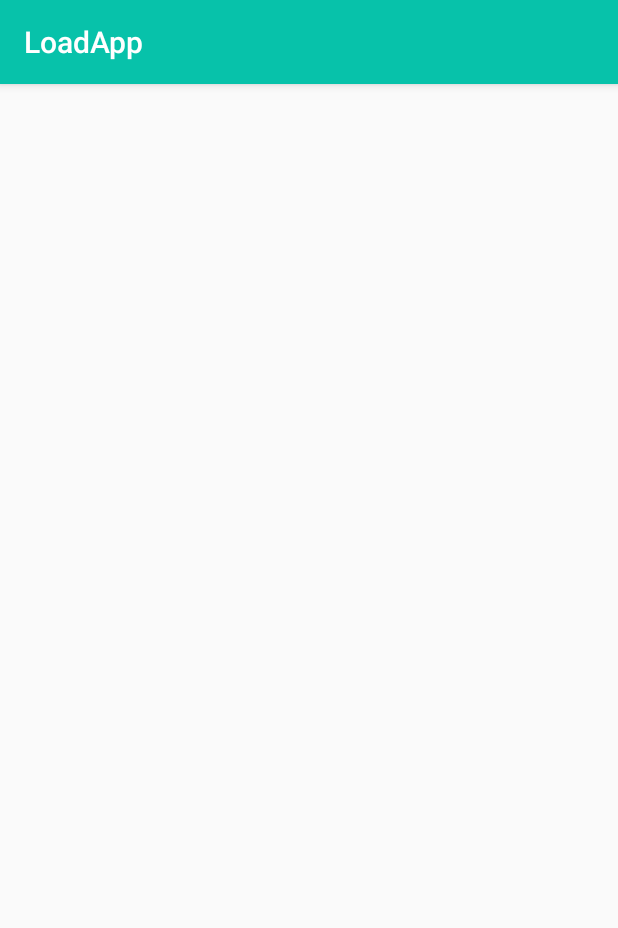
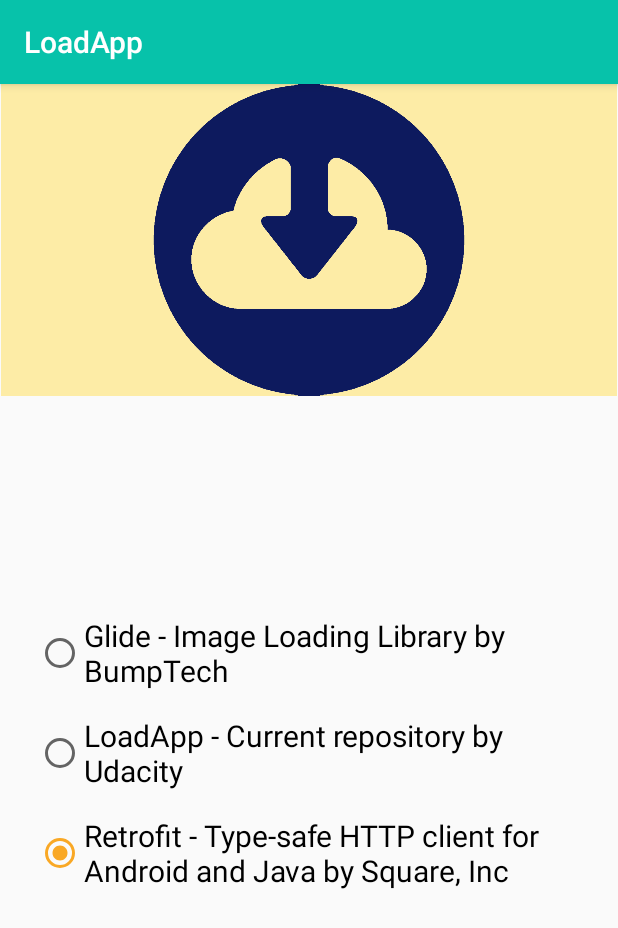
Before and after one commit to sergioat7/Udacity-LoadApp, an Android app: the screen it shows after launch (MainActivity), after a tap on an icon or button, on a phone screen of 412 x 824 dp. Shown: the top 928 px of the screen. Run offline under Robolectric (Android 15) with nearby library versions, the phone set to English and light mode, and no system bars; 3 other taps on this screen came first.

Commit message:
Created options to select which file download

```diff
--- a/starter/app/src/main/AndroidManifest.xml
+++ b/starter/app/src/main/AndroidManifest.xml
@@ -1,6 +1,8 @@
 <?xml version="1.0" encoding="utf-8"?>
 <manifest xmlns:android="http://schemas.android.com/apk/res/android"
     package="com.udacity">
+
+    <uses-permission android:name="android.permission.INTERNET" />
 
     <application
         android:allowBackup="true"
--- a/starter/app/src/main/java/com/udacity/MainActivity.kt
+++ b/starter/app/src/main/java/com/udacity/MainActivity.kt
@@ -12,6 +12,7 @@ import android.graphics.Color
 import android.net.Uri
 import android.os.Build
 import android.os.Bundle
+import android.widget.Toast
 import androidx.appcompat.app.AppCompatActivity
 import androidx.core.app.NotificationCompat
 import kotlinx.android.synthetic.main.activity_main.*
@@ -24,10 +25,9 @@ class MainActivity : AppCompatActivity() {
     private lateinit var notificationManager: NotificationManager
     private lateinit var pendingIntent: PendingIntent
     private lateinit var action: NotificationCompat.Action
+    private var url: String? = null
 
     companion object {
-        private const val URL =
-            "https://github.com/udacity/nd940-c3-advanced-android-programming-project-starter/archive/master.zip"
         private const val CHANNEL_ID = "files_channel"
         private const val CHANNEL_NAME = "Files"
         private const val NOTIFICATION_ID = 0
@@ -60,8 +60,26 @@ class MainActivity : AppCompatActivity() {
             CHANNEL_NAME
         )
 
+        radioButton.setOnClickListener {
+            url = "https://github.com/bumptech/glide/archive/master.zip"
+        }
+
+        radioButton2.setOnClickListener {
+            url =
+                "https://github.com/udacity/nd940-c3-advanced-android-programming-project-starter/archive/master.zip"
+        }
+
+        radioButton3.setOnClickListener {
+            url = "https://github.com/square/retrofit/archive/master.zip"
+        }
+
         custom_button.setOnClickListener {
-            download()
+            if (url == null) {
+                Toast.makeText(this, getString(R.string.not_file_selected), Toast.LENGTH_LONG)
+                    .show()
+            } else {
+                download()
+            }
         }
     }
 
@@ -78,7 +96,7 @@ class MainActivity : AppCompatActivity() {
 
     private fun download() {
         val request =
-            DownloadManager.Request(Uri.parse(URL))
+            DownloadManager.Request(Uri.parse(url))
                 .setTitle(getString(R.string.app_name))
                 .setDescription(getString(R.string.app_description))
                 .setRequiresCharging(false)
--- a/starter/app/src/main/res/layout/content_main.xml
+++ b/starter/app/src/main/res/layout/content_main.xml
@@ -9,14 +9,57 @@
     tools:context=".MainActivity"
     tools:showIn="@layout/activity_main">
 
+    <ImageView
+        android:id="@+id/imageView"
+        android:layout_width="0dp"
+        android:layout_height="wrap_content"
+        android:adjustViewBounds="true"
+        app:layout_constraintEnd_toEndOf="parent"
+        app:layout_constraintStart_toStartOf="parent"
+        app:layout_constraintTop_toTopOf="parent"
+        app:srcCompat="@drawable/download" />
+
+    <RadioGroup
+        android:layout_width="0dp"
+        android:layout_height="wrap_content"
+        android:layout_marginStart="@dimen/margin_normal"
+        android:layout_marginEnd="@dimen/margin_normal"
+        app:layout_constraintBottom_toTopOf="@+id/custom_button"
+        app:layout_constraintEnd_toEndOf="parent"
+        app:layout_constraintStart_toStartOf="parent"
+        app:layout_constraintTop_toBottomOf="@+id/imageView">
+
+        <RadioButton
+            android:id="@+id/radioButton"
+            android:layout_width="match_parent"
+            android:layout_height="wrap_content"
+            android:text="@string/description_glide_url"
+            android:textSize="@dimen/default_text_size" />
+
+        <RadioButton
+            android:id="@+id/radioButton2"
+            android:layout_width="match_parent"
+            android:layout_height="wrap_content"
+            android:layout_marginTop="@dimen/fab_margin"
+            android:layout_marginBottom="@dimen/fab_margin"
+            android:text="@string/description_loadapp_url"
+            android:textSize="@dimen/default_text_size" />
+
+        <RadioButton
+            android:id="@+id/radioButton3"
+            android:layout_width="match_parent"
+            android:layout_height="wrap_content"
+            android:text="@string/description_retrofit_url"
+            android:textSize="@dimen/default_text_size" />
+    </RadioGroup>
+
     <com.udacity.LoadingButton
         android:id="@+id/custom_button"
         android:layout_width="0dp"
-        app:layout_constraintStart_toStartOf="parent"
+        android:layout_height="60dp"
+        android:layout_margin="@dimen/margin_normal"
+        app:layout_constraintBottom_toBottomOf="parent"
         app:layout_constraintEnd_toEndOf="parent"
-        android:layout_height="60dp"
-        android:layout_margin="20dp"
-        app:layout_constraintBottom_toBottomOf="parent"
-        app:layout_constraintTop_toTopOf="parent" />
+        app:layout_constraintStart_toStartOf="parent" />
 
 </androidx.constraintlayout.widget.ConstraintLayout>
--- a/starter/app/src/main/res/values/dimens.xml
+++ b/starter/app/src/main/res/values/dimens.xml
@@ -1,5 +1,6 @@
 <resources>
     <dimen name="fab_margin">16dp</dimen>
+    <dimen name="margin_normal">24dp</dimen>
 
     <dimen name="default_text_size">20sp</dimen>
 </resources>
--- a/starter/app/src/main/res/values/strings.xml
+++ b/starter/app/src/main/res/values/strings.xml
@@ -7,7 +7,12 @@
     <string name="notification_description">The Project 3 repository is downloaded</string>
     <string name="notification_button">See changes</string>
 
+    <string name="description_glide_url">Glide - Image Loading Library by BumpTech</string>
+    <string name="description_loadapp_url">LoadApp - Current repository by Udacity</string>
+    <string name="description_retrofit_url">Retrofit - Type-safe HTTP client for Android and Java by Square, Inc</string>
+
     <string name="button_name">Click me</string>
     <string name="button_loading">We are loading </string>
+    <string name="not_file_selected">Please select file to download</string>
     <string name="title_activity_detail">DetailActivity</string>
 </resources>
```
Also changed, not shown: starter/app/src/main/res/drawable/download.png (added).
